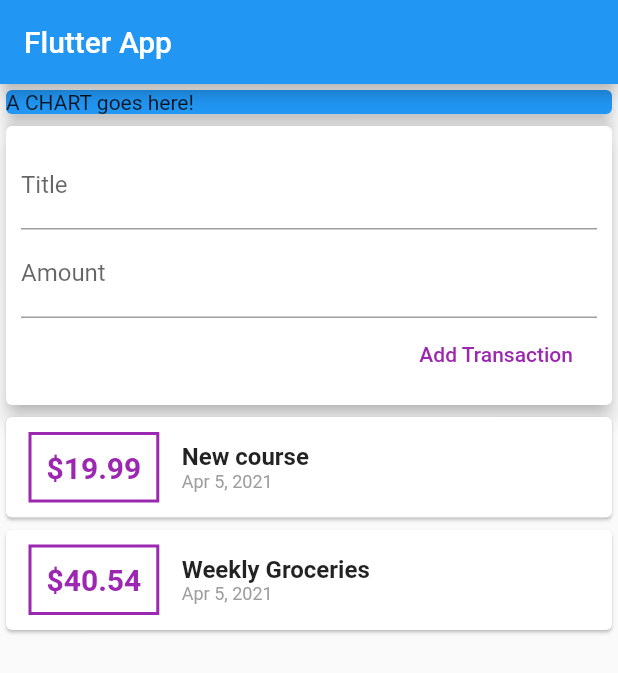
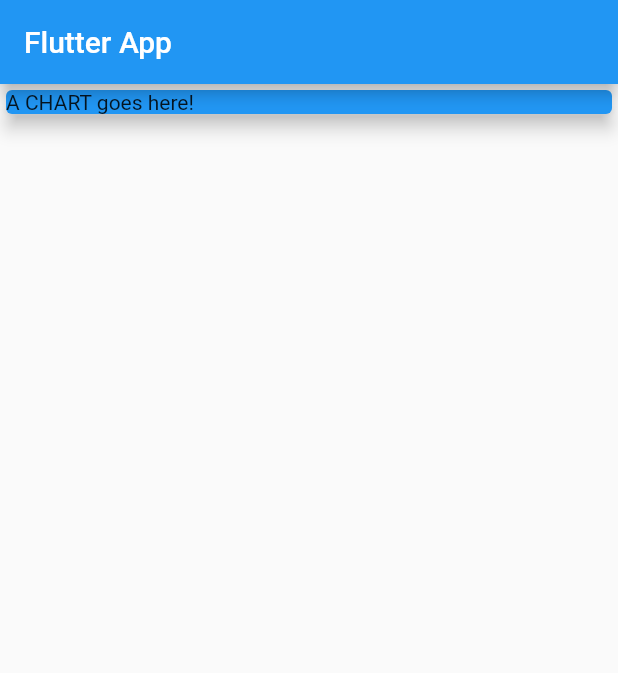
Before and after one commit to manal-elrhezzali/flutter-personal-expenes-mobile-app, a Flutter app: the screen it shows after launch, on a phone screen of 412 x 824 dp. Shown: the top 673 px of the screen. Run offline on Flutter 3.47's test engine with Material 2 defaults, Android fonts, the phone set to English and light mode, and no system bars.

Commit message:
moving the Card with TextField to NewTransaction StatelessWidget

```diff
--- a/lib/main.dart
+++ b/lib/main.dart
@@ -1,6 +1,6 @@
 import 'package:flutter/material.dart';
-import 'package:flutter_expenses_app/widgets/transaction_list.dart';
-import './models/transaction.dart';
+import './widgets/new_transaction.dart';
+import './widgets/transaction_list.dart';
 
 void main() {
   runApp(MyApp());
@@ -23,8 +23,8 @@ class MyHomePage extends StatelessWidget {
   //String titleInput;
   //String amountInput;
   //
-  final titleController = TextEditingController();
-  final amountController = TextEditingController();
+  //final titleController = TextEditingController();
+  //final amountController = TextEditingController();
 
 //  final List<Transaction> transactions = [];
 
@@ -46,44 +46,9 @@ class MyHomePage extends StatelessWidget {
               elevation: 5,
             ),
           ),
-          Card(
-            elevation: 5,
-            child: Container(
-              padding: EdgeInsets.all(10),
-              child: Column(
-                crossAxisAlignment: CrossAxisAlignment.end,
-                children: [
-                  TextField(
-                    decoration: InputDecoration(labelText: "Title"),
-                    //we can omit the type String cuz Dart will infer it
-
-                    //instead of registering the input manually on each key stroke
-                    //Flutter provides us with an alternative that allows us to listne to each key stroke and get the finished value once we're done
-                    controller: titleController,
-
-                    //onChanged: (String val) {
-                    //  titleInput = val;
-                    //},
-                  ),
-                  TextField(
-                    controller: amountController,
-                    decoration: InputDecoration(labelText: "Amount"),
-                    //onChanged: (val) => amountInput = val,
-                  ),
-                  FlatButton(
-                    onPressed: () {
-                      print(titleController.text);
-                      //print(titleInput);
-                      //print(amountInput);
-                    },
-                    child: Text("Add Transaction"),
-                    textColor: Colors.purple,
-                  ),
-                ],
-              ),
-            ),
-          ),
-          TransactionList(),
+          //moved to UserTransactions to manage them there
+          //NewTransaction(),
+          //TransactionList(),
         ],
       ),
     );
--- a/lib/widgets/transaction_list.dart
+++ b/lib/widgets/transaction_list.dart
@@ -3,30 +3,10 @@ import '../models/transaction.dart';
 import 'package:intl/intl.dart';
 
 
-class TransactionList extends StatefulWidget {
-
-  @override
-  _TransactionListState createState() => _TransactionListState();
-}
+class TransactionList extends StatelessWidget {
 
 
 
-class _TransactionListState extends State<TransactionList> {
-
-  final List<Transaction> _userTransactions = [
-    Transaction(
-      id: "t1",
-      title: "New course",
-      amount: 19.99,
-      date: DateTime.now(),
-    ),
-    Transaction(
-      id: "t2",
-      title: "Weekly Groceries",
-      amount: 40.54,
-      date: DateTime.now(),
-    ),
-  ];
 
   @override
   Widget build(BuildContext context) {
```
Also changed, not shown: lib/widgets/new_transaction.dart (added, +49 -0 lines), lib/widgets/user_transactions.dart (added, +37 -0 lines).
